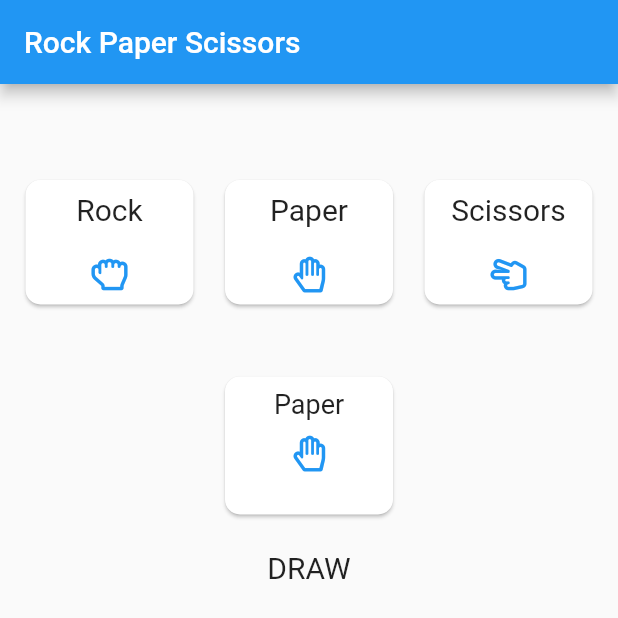
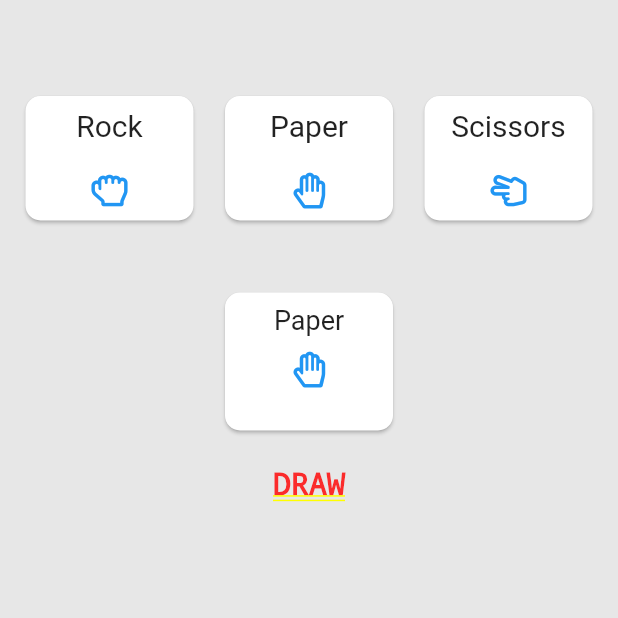
Before and after one commit to tarunvelagala/rock_paper_scissor_game, a Flutter app: the screen it shows after launch, after a tap on "Paper", on a phone screen of 412 x 824 dp. Shown: the top 618 px of the screen. Run offline on Flutter 3.47's test engine with Material 2 defaults, Android fonts, the phone set to English and light mode, and no system bars; our stand-ins replace font_awesome_flutter.

Commit message:
Initial Commit with Cognizant Splash Screen

```diff
--- a/lib/main.dart
+++ b/lib/main.dart
@@ -1,6 +1,8 @@
 import 'package:flutter/material.dart';
-import 'package:font_awesome_flutter/font_awesome_flutter.dart';
-import 'dart:math';
+import 'package:flutter/cupertino.dart';
+import 'dart:async';
+
+import 'package:rock_paper_scissors_game/screens/homepage.dart';
 
 void main() => runApp(MyApp());
 
@@ -9,171 +11,56 @@ class MyApp extends StatelessWidget {
   Widget build(BuildContext context) {
     return MaterialApp(
       home: Scaffold(
-        appBar: AppBar(
-          title: Text("Rock Paper Scissors"),
-        ),
-        body: Rps(),
+        body: SplashScreen(),
       ),
     );
   }
 }
 
-class Rps extends StatefulWidget {
+class SplashScreen extends StatefulWidget {
   @override
-  _RpsState createState() => _RpsState();
+  _SplashScreenState createState() => _SplashScreenState();
 }
 
-class _RpsState extends State<Rps> {
-  List<IconData> icons = [
-    FontAwesomeIcons.handRock,
-    FontAwesomeIcons.handPaper,
-    FontAwesomeIcons.handScissors
-  ];
-  List<String> names = ['Rock', 'Paper', 'Scissors'];
-  int choice;
-  String oresult = '';
-  int cpuChoice = 1;
-  int turn = 0;
-  int usrOrCpu;
-  String result;
-  String draw = "";
-  int random() {
-    final rdm = Random();
-    int min = 1;
-    int max = 4;
-    int rnd = min + rdm.nextInt(max - min);
-    return rnd;
+class _SplashScreenState extends State<SplashScreen> {
+  startTime() async {
+    var _duration = new Duration(seconds: 2);
+    return new Timer(_duration, navigationPage);
   }
 
-  _itsCpuTurn(choice, cpuChoice) {
-    if (choice == cpuChoice) {
-      result = "draw";
-    } else if ((choice == 1 && cpuChoice == 2) ||
-        (choice == 2 && cpuChoice == 1)) {
-      result = "paper";
-    } else if ((choice == 1 && cpuChoice == 3) ||
-        (choice == 3 && cpuChoice == 1)) {
-      result = "rock";
-    } else {
-      result = "scissors";
+  void navigationPage() {
+    Navigator.pushReplacement(
+        context, CupertinoPageRoute(builder: (context) => Rps()));
   }
-    if (result == "draw") {
-      setState(() {
-        draw = "DRAW";
-      });
-    } else if (result == names[choice - 1].toLowerCase()) {
-      setState(() {
-        oresult = "YOU";
-        draw = "";
-      });
-    } else {
-      setState(() {
-        oresult = "CPU";
-        draw = '';
-      });
-    }
+
+  @override
+  void initState() {
+    super.initState();
+    startTime();
   }
 
   @override
   Widget build(BuildContext context) {
     return Container(
+      color: Colors.white,
+      child: Center(
         child: Column(
+          mainAxisAlignment: MainAxisAlignment.center,
           children: <Widget>[
-          SizedBox(
-            height: 20.0,
+            Image.asset(
+              'assets/images/password.png',
+              height: 400.0,
             ),
             SizedBox(
-            height: 40.0,
-          ),
-          Row(
-            mainAxisAlignment: MainAxisAlignment.spaceEvenly,
-            children: <Widget>[_userInput(1), _userInput(2), _userInput(3)],
-          ),
-          SizedBox(
-            height: 40.0,
+              height: 30.0,
             ),
             Container(
-            height: 100.0,
-            width: 120.0,
-            child: Card(
-              color: Colors.white,
-              shape: RoundedRectangleBorder(
-                  borderRadius: BorderRadius.circular(10)),
-              child: Padding(
-                padding: const EdgeInsets.all(8.0),
-                child: Column(
-                  children: <Widget>[
-                    Text(
-                      names[cpuChoice - 1],
-                      style: TextStyle(fontSize: 18.0),
-                    ),
-                    SizedBox(
-                      height: 10.0,
-                    ),
-                    Icon(
-                      icons[cpuChoice - 1],
-                      color: Colors.blue,
-                    )
+                child: Text(
+              "Remember Me",
+              textAlign: TextAlign.center,
+              style: TextStyle(fontSize: 25.0),
+            ))
           ],
-                ),
-              ),
-            ),
-          ),
-          SizedBox(
-            height: 20.0,
-          ),
-          Container(
-            child: draw == "draw".toUpperCase()
-                ? Text(draw.toUpperCase(),
-                    style: TextStyle(
-                      fontSize: 20.0,
-                    ))
-                : Text(
-                    "WINNER: " + oresult,
-                    style: TextStyle(fontSize: 20.0),
-                  ),
-          )
-        ],
-      ),
-    );
-  }
-
-  _userInput(index) {
-    return Container(
-      width: 120.0,
-      child: Card(
-        color: Colors.white,
-        shape: RoundedRectangleBorder(borderRadius: BorderRadius.circular(10)),
-        child: InkWell(
-          child: Padding(
-            padding: EdgeInsets.all(8.0),
-            child: Column(
-              children: <Widget>[
-                Text(
-                  names[index - 1],
-                  style: TextStyle(fontSize: 20.0),
-                ),
-                SizedBox(
-                  height: 20.0,
-                ),
-                Icon(
-                  icons[index - 1],
-                  color: Colors.blue,
-                ),
-              ],
-            ),
-          ),
-          onTap: () {
-            setState(() {
-              int r = random();
-              choice = index;
-              cpuChoice = r;
-              // turn = 1;
-            });
-            //print("User Choice " + choice.toString());
-            // print("Cpu Choice " + cpuChoice.toString());
-            _itsCpuTurn(choice, cpuChoice);
-          },
         ),
       ),
     );
--- /dev/null
+++ b/lib/screens/homepage.dart
@@ -0,0 +1,165 @@
+import 'package:flutter/material.dart';
+import 'package:font_awesome_flutter/font_awesome_flutter.dart';
+import 'dart:math';
+
+class Rps extends StatefulWidget {
+  @override
+  _RpsState createState() => _RpsState();
+}
+
+class _RpsState extends State<Rps> {
+  List<IconData> icons = [
+    FontAwesomeIcons.handRock,
+    FontAwesomeIcons.handPaper,
+    FontAwesomeIcons.handScissors
+  ];
+  List<String> names = ['Rock', 'Paper', 'Scissors'];
+  int choice;
+  String oresult = '';
+  int cpuChoice = 1;
+  int turn = 0;
+  int usrOrCpu;
+  String result;
+  String draw = "";
+  int random() {
+    final rdm = Random();
+    int min = 1;
+    int max = 4;
+    int rnd = min + rdm.nextInt(max - min);
+    return rnd;
+  }
+
+  _itsCpuTurn(choice, cpuChoice) {
+    if (choice == cpuChoice) {
+      result = "draw";
+    } else if ((choice == 1 && cpuChoice == 2) ||
+        (choice == 2 && cpuChoice == 1)) {
+      result = "paper";
+    } else if ((choice == 1 && cpuChoice == 3) ||
+        (choice == 3 && cpuChoice == 1)) {
+      result = "rock";
+    } else {
+      result = "scissors";
+    }
+    if (result == "draw") {
+      setState(() {
+        draw = "DRAW";
+      });
+    } else if (result == names[choice - 1].toLowerCase()) {
+      setState(() {
+        oresult = "YOU";
+        draw = "";
+      });
+    } else {
+      setState(() {
+        oresult = "CPU";
+        draw = '';
+      });
+    }
+  }
+
+  @override
+  Widget build(BuildContext context) {
+    return Container(
+      child: Column(
+        children: <Widget>[
+          SizedBox(
+            height: 20.0,
+          ),
+          SizedBox(
+            height: 40.0,
+          ),
+          Row(
+            mainAxisAlignment: MainAxisAlignment.spaceEvenly,
+            children: <Widget>[_userInput(1), _userInput(2), _userInput(3)],
+          ),
+          SizedBox(
+            height: 40.0,
+          ),
+          Container(
+            height: 100.0,
+            width: 120.0,
+            child: Card(
+              color: Colors.white,
+              shape: RoundedRectangleBorder(
+                  borderRadius: BorderRadius.circular(10)),
+              child: Padding(
+                padding: const EdgeInsets.all(8.0),
+                child: Column(
+                  children: <Widget>[
+                    Text(
+                      names[cpuChoice - 1],
+                      style: TextStyle(fontSize: 18.0),
+                    ),
+                    SizedBox(
+                      height: 10.0,
+                    ),
+                    Icon(
+                      icons[cpuChoice - 1],
+                      color: Colors.blue,
+                    )
+                  ],
+                ),
+              ),
+            ),
+          ),
+          SizedBox(
+            height: 20.0,
+          ),
+          Container(
+            child: draw == "draw".toUpperCase()
+                ? Text(draw.toUpperCase(),
+                    style: TextStyle(
+                      fontSize: 20.0,
+                    ))
+                : Text(
+                    "WINNER: " + oresult,
+                    style: TextStyle(fontSize: 20.0),
+                  ),
+          )
+        ],
+      ),
+    );
+  }
+
+  _userInput(index) {
+    return Container(
+      width: 120.0,
+      child: Card(
+        color: Colors.white,
+        shape: RoundedRectangleBorder(borderRadius: BorderRadius.circular(10)),
+        child: InkWell(
+          child: Padding(
+            padding: EdgeInsets.all(8.0),
+            child: Column(
+              children: <Widget>[
+                Text(
+                  names[index - 1],
+                  style: TextStyle(fontSize: 20.0),
+                ),
+                SizedBox(
+                  height: 20.0,
+                ),
+                Icon(
+                  icons[index - 1],
+                  color: Colors.blue,
+                ),
+              ],
+            ),
+          ),
+          onTap: () {
+            setState(() {
+              int r = random();
+              choice = index;
+              cpuChoice = r;
+              // turn = 1;
+            });
+            //print("User Choice " + choice.toString());
+            // print("Cpu Choice " + cpuChoice.toString());
+            _itsCpuTurn(choice, cpuChoice);
+          },
+        ),
+      ),
+    );
+  }
+}
--- a/pubspec.yaml
+++ b/pubspec.yaml
@@ -43,8 +43,8 @@ flutter:
   uses-material-design: true
 
   # To add assets to your application, add an assets section, like this:
-  # assets:
-  #  - images/a_dot_burr.jpeg
+  assets:
+    - assets/images/logo.png
   #  - images/a_dot_ham.jpeg
 
   # An image asset can refer to one or more resolution-specific "variants", see
```
Also changed, not shown: assets/images/logo.png (added). Lines whose indentation alone changed are shown as unchanged.
